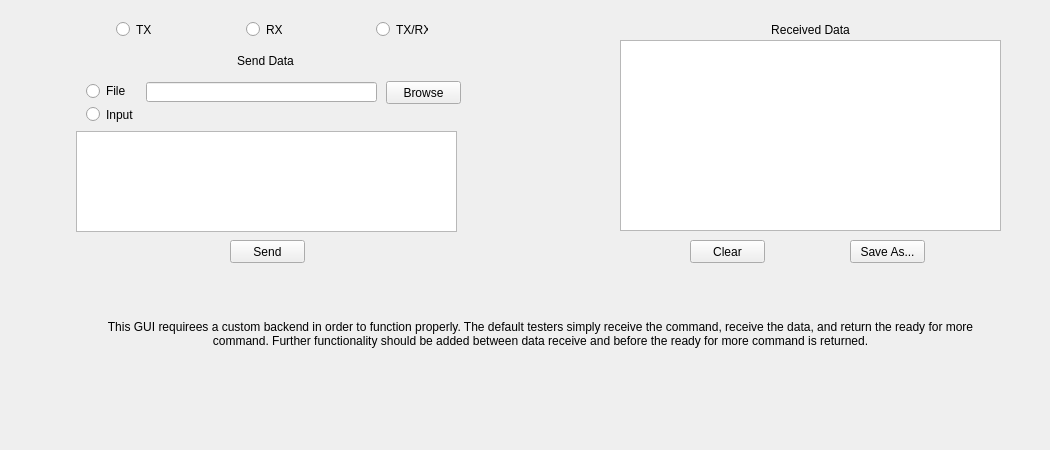
Before: the Qt Designer form src/user-interfaces/gui-data-transmit.ui in Donn13Darko/uC_Interfacer, drawn with Qt 5.
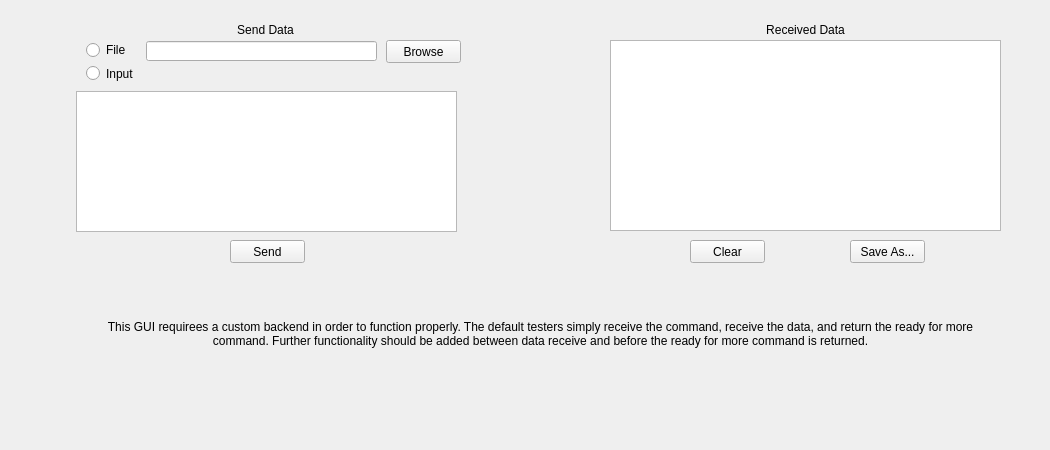
After: the same form once the commit is applied.

The edit to the form file:
```diff
--- a/src/user-interfaces/gui-data-transmit.ui
+++ b/src/user-interfaces/gui-data-transmit.ui
@@ -17,9 +17,9 @@
    <property name="geometry">
     <rect>
      <x>76</x>
-     <y>131</y>
+     <y>91</y>
      <width>381</width>
-     <height>101</height>
+     <height>141</height>
     </rect>
    </property>
   </widget>
@@ -27,7 +27,7 @@
    <property name="geometry">
     <rect>
      <x>146</x>
-     <y>82</y>
+     <y>41</y>
      <width>231</width>
      <height>20</height>
     </rect>
@@ -37,7 +37,7 @@
    <property name="geometry">
     <rect>
      <x>386</x>
-     <y>81</y>
+     <y>40</y>
      <width>75</width>
      <height>23</height>
     </rect>
@@ -49,28 +49,12 @@
     <bool>false</bool>
    </property>
   </widget>
-  <widget class="QRadioButton" name="TX_Radio">
-   <property name="geometry">
-    <rect>
-     <x>116</x>
-     <y>21</y>
-     <width>35</width>
-     <height>17</height>
-    </rect>
-   </property>
-   <property name="text">
-    <string>TX</string>
-   </property>
-   <attribute name="buttonGroup">
-    <string notr="true">TX_RX_Sel</string>
-   </attribute>
-  </widget>
   <widget class="QPlainTextEdit" name="recv_PlainText">
    <property name="geometry">
     <rect>
-     <x>620</x>
+     <x>610</x>
      <y>40</y>
-     <width>381</width>
+     <width>391</width>
      <height>191</height>
     </rect>
    </property>
@@ -97,9 +81,9 @@
   <widget class="QLabel" name="Receive_Label">
    <property name="geometry">
     <rect>
-     <x>620</x>
+     <x>610</x>
      <y>20</y>
-     <width>381</width>
+     <width>391</width>
      <height>20</height>
     </rect>
    </property>
@@ -110,27 +94,11 @@
     <set>Qt::AlignCenter</set>
    </property>
   </widget>
-  <widget class="QRadioButton" name="TX_RX_Radio">
-   <property name="geometry">
-    <rect>
-     <x>376</x>
-     <y>21</y>
-     <width>52</width>
-     <height>17</height>
-    </rect>
-   </property>
-   <property name="text">
-    <string>TX/RX</string>
-   </property>
-   <attribute name="buttonGroup">
-    <string notr="true">TX_RX_Sel</string>
-   </attribute>
-  </widget>
   <widget class="QRadioButton" name="File_Radio">
    <property name="geometry">
     <rect>
      <x>86</x>
-     <y>81</y>
+     <y>40</y>
      <width>51</width>
      <height>20</height>
     </rect>
@@ -146,7 +114,7 @@
    <property name="geometry">
     <rect>
      <x>75</x>
-     <y>51</y>
+     <y>20</y>
      <width>381</width>
      <height>20</height>
     </rect>
@@ -162,7 +130,7 @@
    <property name="geometry">
     <rect>
      <x>86</x>
-     <y>106</y>
+     <y>65</y>
      <width>49</width>
      <height>17</height>
     </rect>
@@ -174,22 +142,6 @@
     <string notr="true">MSG_Sel</string>
    </attribute>
   </widget>
-  <widget class="QRadioButton" name="RX_Radio">
-   <property name="geometry">
-    <rect>
-     <x>246</x>
-     <y>21</y>
-     <width>36</width>
-     <height>17</height>
-    </rect>
-   </property>
-   <property name="text">
-    <string>RX</string>
-   </property>
-   <attribute name="buttonGroup">
-    <string notr="true">TX_RX_Sel</string>
-   </attribute>
-  </widget>
   <widget class="QPushButton" name="SaveAs_Button">
    <property name="geometry">
     <rect>
```
Left out of the diff: 1 changed line with no effect on the pictures.
